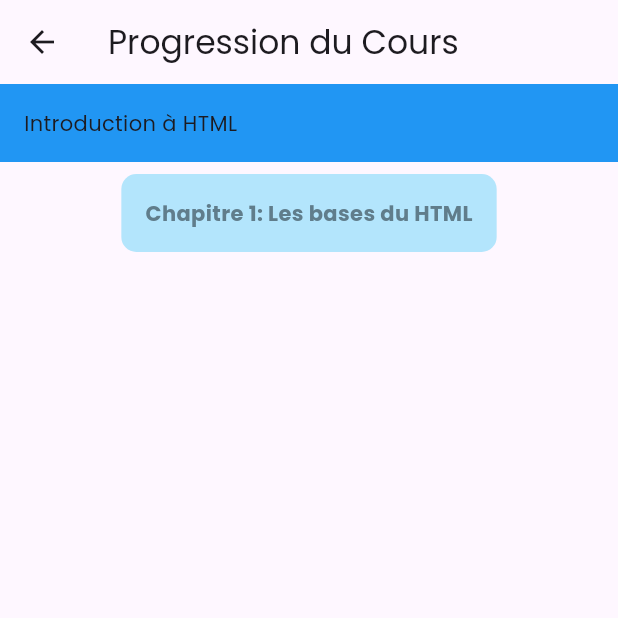
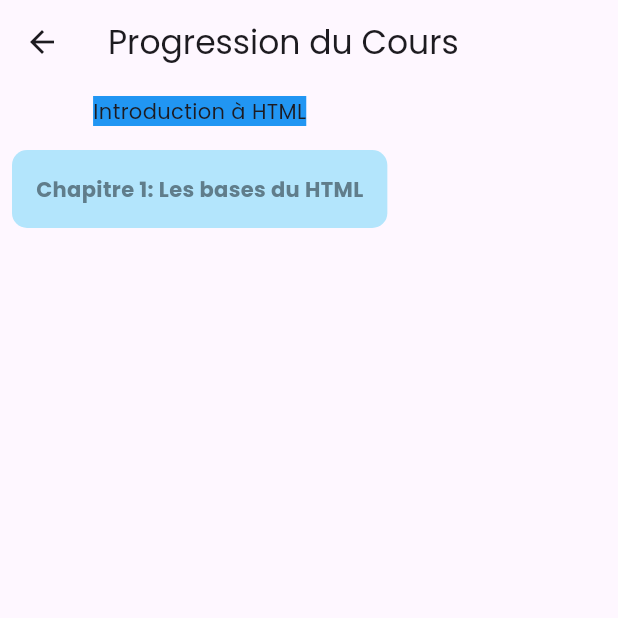
Before and after one commit to Godisouleymane/Nerd-app, a Flutter app: the CourseProgressScreen screen opened directly, on a phone screen of 412 x 824 dp, the top half of it. Run offline on Flutter 3.47's test engine with Material 3 defaults, Android fonts, the phone set to English and light mode, and no system bars; our stand-ins replace cloud_firestore, firebase_auth, firebase_core, flutter_svg, google_fonts, google_sign_in and 1 more; missing offline and left inert: dev_icons; accounts and stored records are empty; statements that could not run were skipped.

Commit message:
styler le ui de la page html

```diff
--- a/lib/views/parcours/html/screenHTML.dart
+++ b/lib/views/parcours/html/screenHTML.dart
@@ -41,11 +41,13 @@ class _CourseProgressScreenState extends State<CourseProgressScreen> {
                 children: [
                   GestureDetector(
                     onTap: () => showModuleSelectionSheet(),
-                    child: Container(
-                      padding: EdgeInsets.all(16),
-                      color: Colors.blue,
-                      width: double.infinity,
-                      child: Text(selectedModule?.title ?? 'Chargement...'),
+                    child: Padding(
+                      padding: const EdgeInsets.all(8.0),
+                      child: Container(
+                        color: Colors.blue,
+                        width: ,
+                        child: Text(selectedModule?.title ?? 'Chargement...'),
+                      ),
                     ),
                   ),
                   // Correction: Utiliser une Column pour disposer verticalement les chapitres
```
